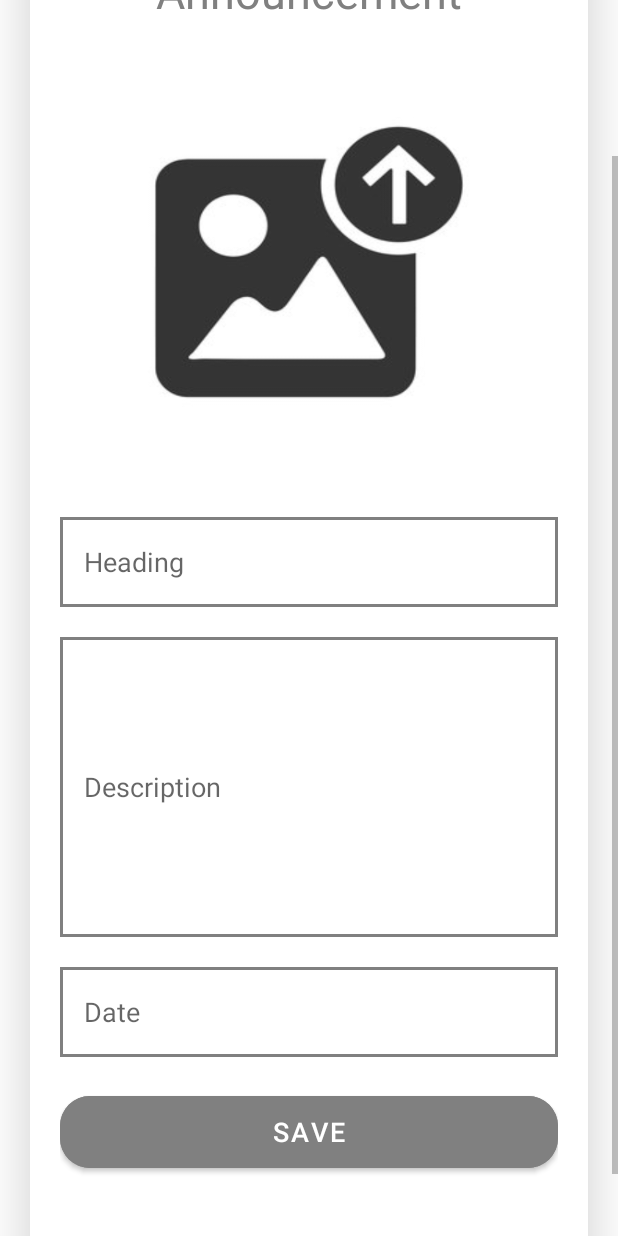
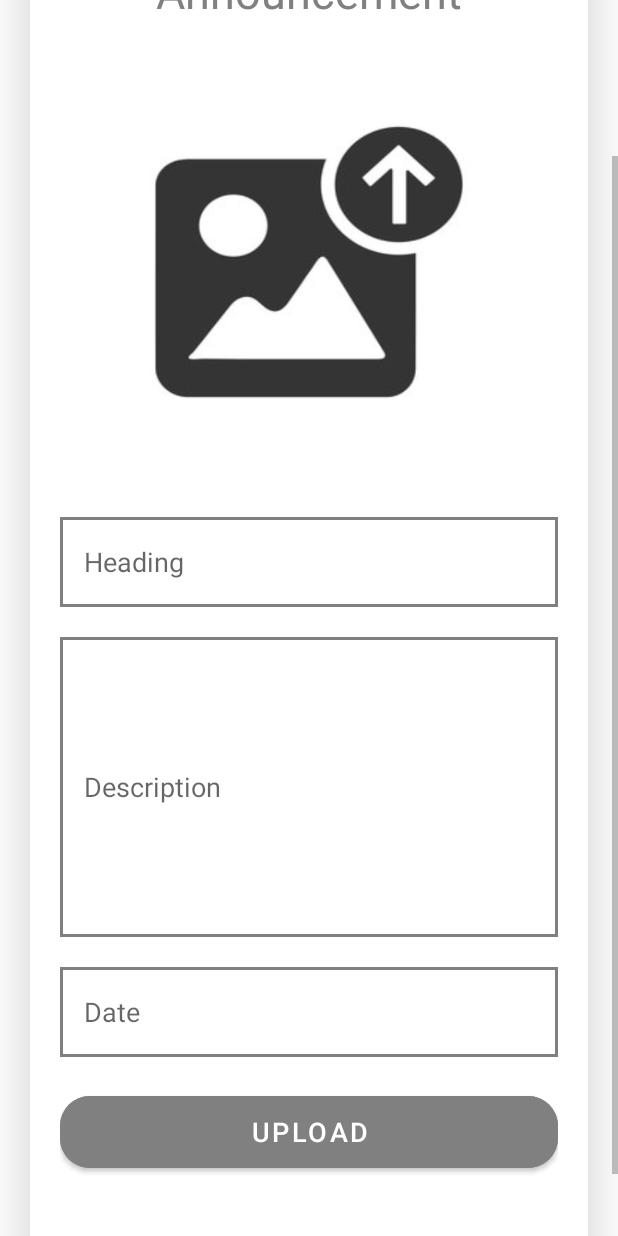
Before and after one commit to TeruhashiN/CNSC_News_and_Update, an Android app: the Upload_announcement_news screen opened directly, with no data from a screen before it, scrolled down 126 dp, on a phone screen of 412 x 824 dp. Run offline under Robolectric (Android 15) with nearby library versions, the phone set to English and light mode, and no system bars; our stand-ins replace Firebase (no records; nobody signed in at launch, a user with empty details on screens opened directly).

Commit message:
Seperation of User and Admin account

```diff
--- a/app/src/main/AndroidManifest.xml
+++ b/app/src/main/AndroidManifest.xml
@@ -23,7 +23,7 @@
             android:name=".uploading_data.Upload_announcement_news"
             android:exported="false" />
         <activity
-            android:name=".login_and_register.loginregister"
+            android:name=".Administrator.admin_NewsSection"
             android:exported="false" />
         <activity
             android:name=".users_ui.NewsSection"
@@ -38,7 +38,7 @@
             android:name=".users_ui.Settings"
             android:exported="false" />
         <activity
-            android:name=".Administrator.admin_NewsSection"
+            android:name=".login_and_register.loginregister"
             android:exported="true">
             <intent-filter>
                 <action android:name="android.intent.action.MAIN" />
--- a/app/src/main/java/com/bee/cnscnewsandupdate/Administrator/admin_NewsSection.java
+++ b/app/src/main/java/com/bee/cnscnewsandupdate/Administrator/admin_NewsSection.java
@@ -19,7 +19,7 @@ public class admin_NewsSection extends AppCompatActivity {
 
     FloatingActionButton fab;
 
-    private String[] tabs = {"Today's News", "Announcement", "Department News", "Breakthrough   "};
+    private String[] tabs = {"Today's News", "Announcement", "Department News", "Breakthrough"};
 
     @Override
     protected void onCreate(Bundle savedInstanceState) {
--- a/app/src/main/java/com/bee/cnscnewsandupdate/uploading_data/Upload_announcement_news.java
+++ b/app/src/main/java/com/bee/cnscnewsandupdate/uploading_data/Upload_announcement_news.java
@@ -80,7 +80,7 @@ public class Upload_announcement_news extends AppCompatActivity {
         });
     }
     public void saveData() {
-        StorageReference storageReference = FirebaseStorage.getInstance().getReference().child("Android Images")
+        StorageReference storageReference = FirebaseStorage.getInstance().getReference().child("Android Images / Announcement Section")
                 .child(uri.getLastPathSegment());
 
         AlertDialog.Builder builder = new AlertDialog.Builder(Upload_announcement_news.this);
--- a/app/src/main/res/layout/activity_admin_news_section.xml
+++ b/app/src/main/res/layout/activity_admin_news_section.xml
@@ -30,6 +30,7 @@
         android:background="@color/purple_200"
         android:minHeight="?attr/actionBarSize"
         android:orientation="horizontal"
+        android:padding="15dp"
         android:theme="@style/ThemeOverlay.AppCompat.Dark.ActionBar"
         app:layout_constraintBottom_toTopOf="@+id/pager"
         app:layout_constraintEnd_toEndOf="parent"
--- a/app/src/main/res/layout/activity_upload_announcement_news.xml
+++ b/app/src/main/res/layout/activity_upload_announcement_news.xml
@@ -82,7 +82,7 @@
                 android:layout_height="60dp"
                 android:layout_marginTop="20dp"
                 android:backgroundTint="@color/gray"
-                android:text="Save"
+                android:text="Upload"
                 android:textSize="18sp"
                 app:cornerRadius="20dp" />
 
```
Also changed, not shown: app/src/main/java/com/bee/cnscnewsandupdate/login_and_register/loginregister.java (+14 -5 lines).
